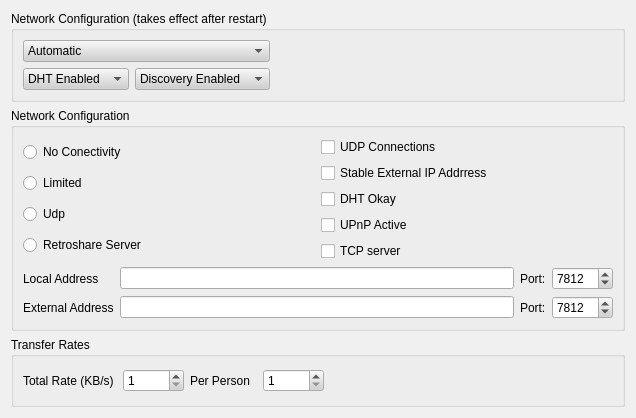
RetroShare/RetroShare, file retroshare-gui/src/gui/Preferences/ServerDialog.ui: the form before one commit.
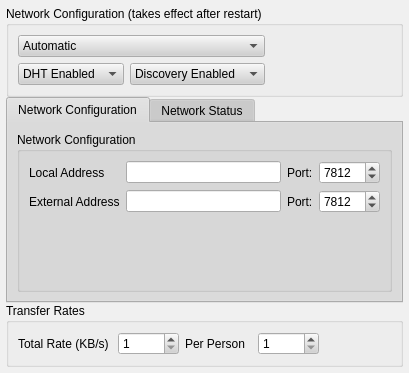
The form after the commit.

Diff of the .ui file:
```diff
--- a/retroshare-gui/src/gui/Preferences/ServerDialog.ui
+++ b/retroshare-gui/src/gui/Preferences/ServerDialog.ui
@@ -5,8 +5,8 @@
    <rect>
     <x>0</x>
     <y>0</y>
-    <width>636</width>
-    <height>418</height>
+    <width>409</width>
+    <height>373</height>
    </rect>
   </property>
   <property name="sizePolicy" >
@@ -488,6 +488,24 @@
    <enum>Qt::NoContextMenu</enum>
   </property>
   <layout class="QGridLayout" >
+   <property name="leftMargin" >
+    <number>6</number>
+   </property>
+   <property name="topMargin" >
+    <number>6</number>
+   </property>
+   <property name="rightMargin" >
+    <number>6</number>
+   </property>
+   <property name="bottomMargin" >
+    <number>6</number>
+   </property>
+   <property name="horizontalSpacing" >
+    <number>0</number>
+   </property>
+   <property name="verticalSpacing" >
+    <number>0</number>
+   </property>
    <item row="0" column="0" >
     <widget class="QGroupBox" name="groupBox_2" >
      <property name="sizePolicy" >
@@ -572,6 +590,16 @@
     </widget>
    </item>
    <item row="1" column="0" >
+    <widget class="QTabWidget" name="tabWidget" >
+     <property name="currentIndex" >
+      <number>0</number>
+     </property>
+     <widget class="QWidget" name="tab" >
+      <attribute name="title" >
+       <string>Network Configuration</string>
+      </attribute>
+      <layout class="QGridLayout" >
+       <item row="0" column="0" >
     <widget class="QGroupBox" name="groupBox" >
      <property name="sizePolicy" >
       <sizepolicy vsizetype="Preferred" hsizetype="Preferred" >
@@ -582,8 +610,103 @@
      <property name="title" >
       <string>Network Configuration</string>
      </property>
+         <layout class="QGridLayout" >
+          <item row="0" column="0" >
+           <layout class="QHBoxLayout" >
+            <item>
      <layout class="QVBoxLayout" >
       <item>
+               <widget class="QLabel" name="label" >
+                <property name="text" >
+                 <string>Local Address</string>
+                </property>
+               </widget>
+              </item>
+              <item>
+               <widget class="QLabel" name="label_2" >
+                <property name="text" >
+                 <string>External Address</string>
+                </property>
+               </widget>
+              </item>
+             </layout>
+            </item>
+            <item>
+             <layout class="QGridLayout" >
+              <item row="0" column="0" >
+               <widget class="QLineEdit" name="localAddress" />
+              </item>
+              <item row="0" column="1" >
+               <widget class="QLabel" name="label_5" >
+                <property name="text" >
+                 <string>Port:</string>
+                </property>
+               </widget>
+              </item>
+              <item row="0" column="2" >
+               <widget class="QSpinBox" name="localPort" >
+                <property name="minimum" >
+                 <number>0</number>
+                </property>
+                <property name="maximum" >
+                 <number>65535</number>
+                </property>
+                <property name="value" >
+                 <number>7812</number>
+                </property>
+               </widget>
+              </item>
+              <item row="1" column="0" >
+               <widget class="QLineEdit" name="extAddress" />
+              </item>
+              <item row="1" column="1" >
+               <widget class="QLabel" name="label_4" >
+                <property name="text" >
+                 <string>Port:</string>
+                </property>
+               </widget>
+              </item>
+              <item row="1" column="2" >
+               <widget class="QSpinBox" name="extPort" >
+                <property name="minimum" >
+                 <number>0</number>
+                </property>
+                <property name="maximum" >
+                 <number>65535</number>
+                </property>
+                <property name="value" >
+                 <number>7812</number>
+                </property>
+               </widget>
+              </item>
+             </layout>
+            </item>
+           </layout>
+          </item>
+          <item row="1" column="0" >
+           <spacer>
+            <property name="orientation" >
+             <enum>Qt::Vertical</enum>
+            </property>
+            <property name="sizeHint" >
+             <size>
+              <width>301</width>
+              <height>20</height>
+             </size>
+            </property>
+           </spacer>
+          </item>
+         </layout>
+        </widget>
+       </item>
+      </layout>
+     </widget>
+     <widget class="QWidget" name="tab_2" >
+      <attribute name="title" >
+       <string>Network Status</string>
+      </attribute>
+      <layout class="QGridLayout" >
+       <item row="0" column="0" >
        <layout class="QHBoxLayout" >
         <item>
          <layout class="QVBoxLayout" >
@@ -673,79 +796,8 @@
         </item>
        </layout>
       </item>
-      <item>
-       <layout class="QHBoxLayout" >
-        <item>
-         <layout class="QVBoxLayout" >
-          <item>
-           <widget class="QLabel" name="label" >
-            <property name="text" >
-             <string>Local Address</string>
-            </property>
-           </widget>
-          </item>
-          <item>
-           <widget class="QLabel" name="label_2" >
-            <property name="text" >
-             <string>External Address</string>
-            </property>
-           </widget>
-          </item>
-         </layout>
-        </item>
-        <item>
-         <layout class="QGridLayout" >
-          <item row="0" column="0" >
-           <widget class="QLineEdit" name="localAddress" />
-          </item>
-          <item row="0" column="1" >
-           <widget class="QLabel" name="label_5" >
-            <property name="text" >
-             <string>Port:</string>
-            </property>
-           </widget>
-          </item>
-          <item row="0" column="2" >
-           <widget class="QSpinBox" name="localPort" >
-            <property name="minimum" >
-             <number>0</number>
-            </property>
-            <property name="maximum" >
-             <number>65535</number>
-            </property>
-            <property name="value" >
-             <number>7812</number>
-            </property>
-           </widget>
-          </item>
-          <item row="1" column="0" >
-           <widget class="QLineEdit" name="extAddress" />
-          </item>
-          <item row="1" column="1" >
-           <widget class="QLabel" name="label_4" >
-            <property name="text" >
-             <string>Port:</string>
-            </property>
-           </widget>
-          </item>
-          <item row="1" column="2" >
-           <widget class="QSpinBox" name="extPort" >
-            <property name="minimum" >
-             <number>0</number>
-            </property>
-            <property name="maximum" >
-             <number>65535</number>
-            </property>
-            <property name="value" >
-             <number>7812</number>
-            </property>
-           </widget>
-          </item>
-         </layout>
-        </item>
-       </layout>
-      </item>
-     </layout>
+      </layout>
+     </widget>
     </widget>
    </item>
    <item row="2" column="0" >
```
Lines whose indentation alone changed are shown as unchanged.
